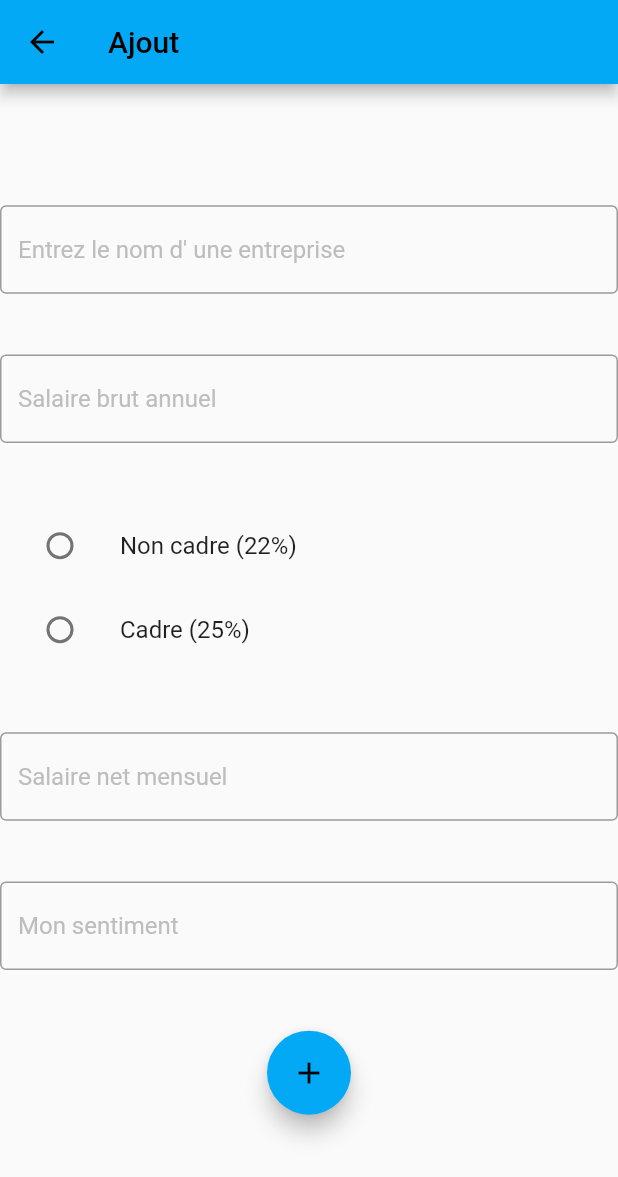
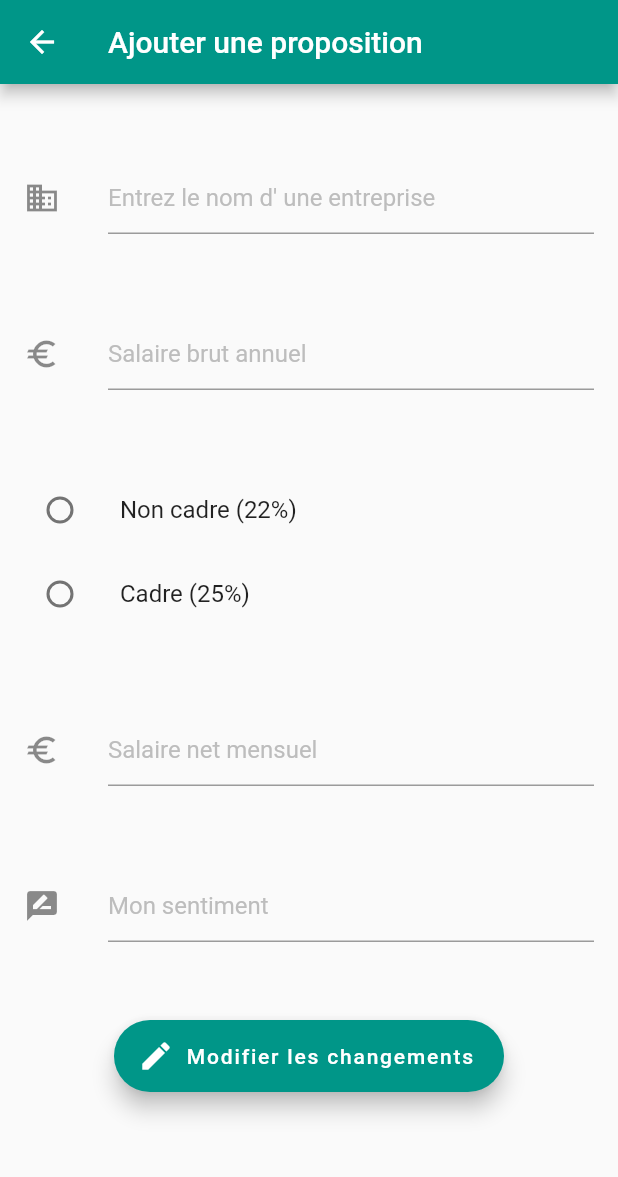
Before and after one commit to ClementLegros/JobTrack, a Flutter app: the screen it shows after launch, after a tap on "Ajouter une proposition", on a phone screen of 412 x 824 dp. Shown: the top 1177 px of the screen. Run offline on Flutter 3.47's test engine with Material 2 defaults, Android fonts, the phone set to English and light mode, and no system bars; our stand-ins replace hive, hive_flutter; accounts and stored records are empty.

Commit message:
Change design (Proposition Page design is horrible)

```diff
--- a/lib/Pages/AjoutProposistionPage.dart
+++ b/lib/Pages/AjoutProposistionPage.dart
@@ -1,3 +1,5 @@
+import 'dart:math';
+
 import 'package:flutter/material.dart';
 import 'package:tp1exercice3/Models/proposition.dart';
 import 'package:tp1exercice3/Models/propositionDatabase.dart';
@@ -28,7 +30,7 @@ class _AddPropositionState extends State<AddProposition> {
     var salaireBrutAnnu = double.tryParse(salaireBrutAnnuel);
     if (salaireBrutAnnu == null) {
       //Si le champs est mal renseigner on remet à 0 le champs net
-      mySalaireNetMensuelController.text = "";
+      mySalaireNetMensuelController.text = "0";
 
       return;
     }
@@ -43,6 +45,27 @@ class _AddPropositionState extends State<AddProposition> {
       statut = "Cadre";
       salaireBrutAnnu = salaireBrutAnnu - (25 / 100 * salaireBrutAnnu);
       mySalaireNetMensuelController.text = salaireBrutAnnu.toString();
+    }
+  }
+
+  double roundDouble(double value, int places){
+    num mod = pow(10.0, places);
+    return ((value * mod).round().toDouble() / mod);
+  }
+
+  void calculSalaireFromNet(salaireNetAnnuel) {
+    var salaireNetAnnu = double.tryParse(salaireNetAnnuel);
+    if (salaireNetAnnu == null) {
+      mySalaireBrutAnuelController.text = "";
+      return;
+    }
+
+    if (val == 1) {
+      salaireNetAnnu = salaireNetAnnu + (22 / 100 * salaireNetAnnu);
+      mySalaireBrutAnuelController.text = salaireNetAnnu.toString();
+    } else if (val == 2) {
+      salaireNetAnnu = salaireNetAnnu + (25 / 100 * salaireNetAnnu);
+      mySalaireBrutAnuelController.text = salaireNetAnnu.toString();
     }
   }
 
@@ -86,25 +109,30 @@ class _AddPropositionState extends State<AddProposition> {
       body: Center(
         child: Column(
           mainAxisAlignment: MainAxisAlignment.center,
+          crossAxisAlignment: CrossAxisAlignment.center,
           children: <Widget>[
-            Spacer(flex: 2),
-            TextField(
+            Spacer(flex: 1),
+            ListTile(
+              leading: const Icon(Icons.business),
+              title: TextField(
                 controller: myEntrepriseController,
                 decoration: InputDecoration(
-                  border: OutlineInputBorder(),
                     hintText: 'Entrez le nom d\' une entreprise',
                     hintStyle: TextStyle(color: Colors.grey[400])),
               ),
+            ),
             Spacer(flex: 1),
-            TextField(
+            ListTile(
+              leading: const Icon(Icons.euro),
+              title: TextField(
                 controller: mySalaireBrutAnuelController,
                 decoration: InputDecoration(
-                  border: OutlineInputBorder(),
                     hintText: 'Salaire brut annuel',
                     hintStyle: TextStyle(color: Colors.grey[400])),
                 onChanged: (text) {
                   calculSalaire(text.toString());
                 },
+              ),
             ),
             Spacer(flex: 1),
             ListTile(
@@ -119,7 +147,7 @@ class _AddPropositionState extends State<AddProposition> {
                   //On effectue le calcul de salaire après pour que la fonctionne puisse détecter le changement de val, sinon lors du premier click sur un RB aucun affichage ne serait fait
                   calculSalaire(mySalaireBrutAnuelController.text);
                 },
-                activeColor: Colors.lightBlue,
+                activeColor: Colors.teal,
               ),
             ),
             ListTile(
@@ -134,31 +162,39 @@ class _AddPropositionState extends State<AddProposition> {
                   //On effectue le calcul de salaire après pour que la fonctionne puisse détecter le changement de val, sinon lors du premier click sur un RB aucun affichage ne serait fait
                   calculSalaire(mySalaireBrutAnuelController.text);
                 },
-                activeColor: Colors.lightBlue,
+                activeColor: Colors.teal,
               ),
             ),
             Spacer(flex: 1),
-            TextField(
+            ListTile(
+              leading: const Icon(Icons.euro),
+              title: TextField(
                 controller: mySalaireNetMensuelController,
                 decoration: InputDecoration(
-                  border: OutlineInputBorder(),
                     hintText: 'Salaire net mensuel',
                     hintStyle: TextStyle(color: Colors.grey[400])),
+                onChanged: (text) {
+                  calculSalaireFromNet(text.toString());
+                },
+              ),
             ),
             Spacer(flex: 1),
-            TextField(
+            ListTile(
+              leading: const Icon(Icons.rate_review),
+              title: TextField(
                 controller: mySentimentController,
                 decoration: InputDecoration(
-                  border: OutlineInputBorder(),
                     hintText: 'Mon sentiment',
                     hintStyle: TextStyle(color: Colors.grey[400])),
               ),
+            ),
             Spacer(flex: 1),
-            FloatingActionButton(
+            FloatingActionButton.extended(
               onPressed: ajouterProposition,
-              backgroundColor: Colors.lightBlue,
-              tooltip: 'Ajouter une proposition',
-              child: const Icon(Icons.add),
+              backgroundColor: Colors.teal,
+              tooltip: 'Modifier la proposition',
+              label: const Text('Modifier les changements'),
+              icon: const Icon(Icons.edit),
               //backgroundColor: Colors.white,
             ),
             Spacer(flex: 2),
--- a/lib/Pages/HomePage.dart
+++ b/lib/Pages/HomePage.dart
@@ -47,8 +47,10 @@ class _MyHomePageState extends State<MyHomePage> {
                               context: context,
                               builder: (BuildContext context) {
                                 return AlertDialog(
+                                  title: const Icon(Icons.delete),
                                   content: Text(
-                                      "Voulez vous supprimé l'offre de ${proposition.entreprise}"),
+                                      "Voulez vous supprimé l'offre de ${proposition.entreprise}"
+                                  ),
                                   actions: <Widget>[
                                     FlatButton(
                                         onPressed: () {
@@ -101,7 +103,7 @@ class _MyHomePageState extends State<MyHomePage> {
                                         },
                                         child: Text(
                                           "Modifier",
-                                          style: TextStyle(color: Colors.blue),
+                                          style: TextStyle(color: Colors.orange),
                                         ))
                                   ],
                                 );
@@ -123,7 +125,7 @@ class _MyHomePageState extends State<MyHomePage> {
         onPressed: goToProposition,
         icon: const Icon(Icons.add),
         label: const Text('Ajouter une proposition'),
-        backgroundColor: Colors.lightBlue,
+        backgroundColor: Colors.teal,
       ),
     );
   }
--- a/lib/Widget/slideRightWidget.dart
+++ b/lib/Widget/slideRightWidget.dart
@@ -4,7 +4,7 @@ import 'package:flutter/cupertino.dart';
 //Ce widget est appliqué aux cartes pour permettre de modifier la carte
 Widget slideRightWidget() {
   return Container(
-    color: Colors.green,
+    color: Colors.orange,
     child: Row(
       mainAxisAlignment: MainAxisAlignment.start,
       children: <Widget>[
--- a/lib/main.dart
+++ b/lib/main.dart
@@ -23,7 +23,7 @@ class MyApp extends StatelessWidget {
       initialRoute: '/',
       onGenerateRoute: (settings) => RouteGenerator.generateRoute(settings),
       theme: ThemeData(
-        primarySwatch: Colors.lightBlue,
+        primarySwatch: Colors.teal,
       ),
     );
   }
@@ -37,7 +37,7 @@ class RouteGenerator {
             builder: (context) => MyHomePage(title: 'Accueil'));
       case '/addProposition':
         return MaterialPageRoute(
-            builder: (context) => AddProposition(title: 'Ajout'));
+            builder: (context) => AddProposition(title: 'Ajouter une proposition'));
       case '/Proposition':
         return PageRouteBuilder(
             pageBuilder: (context, animation, secondaryAnimation) =>
```
Also changed, not shown: lib/Pages/ModifierPropositionPage.dart (+25 -13 lines), lib/Pages/PropositionPage.dart (+17 -7 lines), pubspec.lock, 1 other file. Lines whose indentation alone changed are shown as unchanged.
